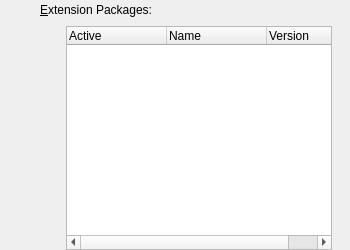
Qt form vbox/src/VBox/Frontends/VirtualBox/src/settings/global/UIGlobalSettingsExtension.ui (jljuxgm/vboxgit) before a commit.
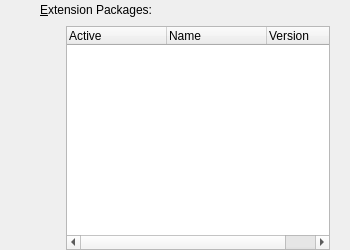
The same form after that commit. Custom widgets are drawn as their Qt base class.

```diff
--- a/vbox/src/VBox/Frontends/VirtualBox/src/settings/global/UIGlobalSettingsExtension.ui
+++ b/vbox/src/VBox/Frontends/VirtualBox/src/settings/global/UIGlobalSettingsExtension.ui
@@ -71,7 +71,7 @@
    <item row="1" column="2">
     <layout class="QHBoxLayout" name="m_pLayout1">
      <property name="spacing">
-      <number>1</number>
+      <number>3</number>
      </property>
      <property name="margin">
       <number>0</number>
```
